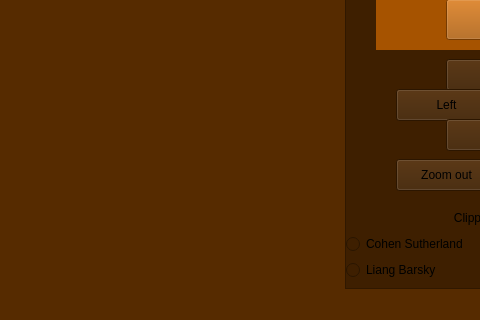
Old version of the form src/view/main_view/gui_main.ui in the repository victoriavllso/sistema-grafico-interativo; both pictures show x 415 to 895 and y 601 to 921 of the 1119 by 921 pixel window.
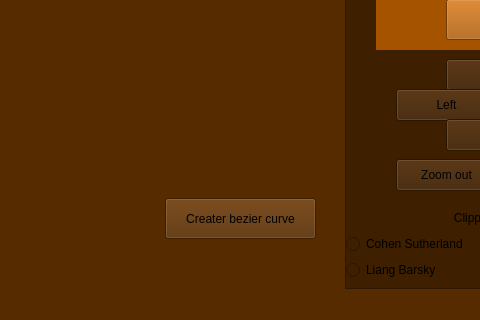
New version of the form.

Commit message: interface bezier

The edit to the form file:
```diff
--- a/src/view/main_view/gui_main.ui
+++ b/src/view/main_view/gui_main.ui
@@ -503,6 +503,19 @@
      </property>
     </widget>
    </widget>
+   <widget class="QPushButton" name="open_window_bezier_button">
+    <property name="geometry">
+     <rect>
+      <x>580</x>
+      <y>780</y>
+      <width>151</width>
+      <height>41</height>
+     </rect>
+    </property>
+    <property name="text">
+     <string>Creater bezier curve</string>
+    </property>
+   </widget>
   </widget>
   <widget class="QMenuBar" name="menubar">
    <property name="geometry">
```
The commit also changes 6 other files.
